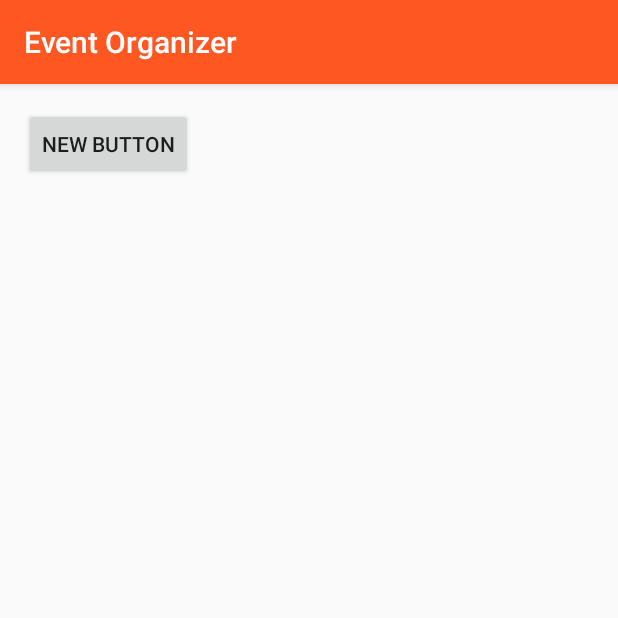
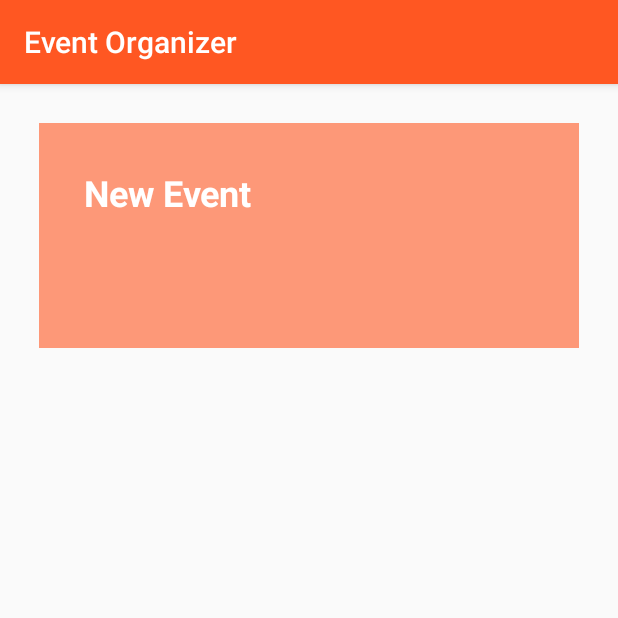
Before and after one commit to severinrudie/event-organizer, an Android app: the screen it shows after launch (EventsActivity), on a phone screen of 412 x 824 dp, the top half of it. Run offline under Robolectric (Android 15) with nearby library versions, the phone set to English and light mode, and no system bars.

Commit message:
committing buggy code to branch 'incomplete' while it is checked

```diff
--- a/EventOrganizer/app/src/main/java/com/rudie/severin/eventorganizer/EventsActivity.java
+++ b/EventOrganizer/app/src/main/java/com/rudie/severin/eventorganizer/EventsActivity.java
@@ -2,43 +2,65 @@ package com.rudie.severin.eventorganizer;
 
 import android.support.v7.app.AppCompatActivity;
 import android.os.Bundle;
+import android.util.Log;
 import android.view.View;
 import android.widget.ListView;
 
 import com.rudie.severin.eventorganizer.CardClasses.EmptyEventCard;
 import com.rudie.severin.eventorganizer.CardClasses.EventCard;
 import com.rudie.severin.eventorganizer.CardClasses.SuperCard;
+import com.rudie.severin.eventorganizer.UtilityClasses.CardHolder;
 import com.rudie.severin.eventorganizer.UtilityClasses.EventsAdapter;
+import com.rudie.severin.eventorganizer.UtilityClasses.SimpleLogger;
 
+import java.lang.reflect.Array;
 import java.util.ArrayList;
+import java.util.logging.Logger;
 
 public class EventsActivity extends AppCompatActivity {
 
-    ArrayList<SuperCard> mEventHolder;
+//    ArrayList<SuperCard> mEventHolder;
     ListView mEventListView;
     EventsAdapter adapter;
+    String[] testArray;
+    int testIterater;
+    SimpleLogger loggy;
+    CardHolder cardHolder;
 
     @Override
     protected void onCreate(Bundle savedInstanceState) {
         super.onCreate(savedInstanceState);
         setContentView(R.layout.activity_events);
 
-        mEventHolder = new ArrayList<SuperCard>();
+        cardHolder = new CardHolder();
         mEventListView = (ListView) findViewById(R.id.eventsListView);
 
-        adapter = new EventsAdapter(this, mEventHolder);
+        adapter = new EventsAdapter(this, cardHolder);
         mEventListView.setAdapter(adapter);
+        loggy = new SimpleLogger(this);
+        cardHolder.passEventsAdapter(adapter);
+
+        testArray = new String[] {"first", "second", "third", "fourth", "fifth", "sixth", "seventh",
+                "eighth", "ninth", "tenth", "eleventh", "12th", "thirteenth"};
+        testIterater = 0;
 
     }
 
-    public void tempTest(View view) {
-
-        mEventHolder.add(new EventCard("Hey", "this", "worked!"));
-        mEventHolder.add(new EventCard("Holy", "shit", "cool!"));
-        mEventHolder.add(new EmptyEventCard());
-
-        adapter.notifyDataSetChanged();
-
-    }
+//    public void tempTest(View view) {
+//
+//        String[] holder = new String[3];
+//
+//        for (int i = 0; i < 3; i++) {
+//            if (testIterater < testArray.length) {
+//                holder[i] = testArray[testIterater];
+//                testIterater++;
+//            } else {
+//                testIterater = 0;
+//            }
+//        }
+//
+//        cardHolder.addEventCard(new EventCard(holder[0], holder[1], holder[2]));
+//
+//    }
 
 }
--- /dev/null
+++ b/EventOrganizer/app/src/main/java/com/rudie/severin/eventorganizer/UtilityClasses/CardHolder.java
@@ -0,0 +1,40 @@
+package com.rudie.severin.eventorganizer.UtilityClasses;
+
+import com.rudie.severin.eventorganizer.CardClasses.EmptyEventCard;
+import com.rudie.severin.eventorganizer.CardClasses.EventCard;
+import com.rudie.severin.eventorganizer.CardClasses.SuperCard;
+
+import java.util.ArrayList;
+
+/**
+ * Created by erikrudie on 7/10/16.
+ */
+public class CardHolder {
+
+    ArrayList<SuperCard> mEventHolder;
+    EventsAdapter mEventsAdapter;
+
+    public CardHolder() {
+        mEventHolder = new ArrayList<>();
+        mEventHolder.add(new EmptyEventCard());
+
+    }
+
+    public void passEventsAdapter(EventsAdapter eventsAdapter) {
+        mEventsAdapter = eventsAdapter;
+    }
+
+    public ArrayList<SuperCard> getEventHolder() {
+        return mEventHolder;
+    }
+
+    public void addEventCard(EventCard newCard) {
+
+        mEventHolder.remove(mEventHolder.size() - 1);
+
+        mEventHolder.add(newCard);
+        mEventHolder.add(new EmptyEventCard());
+
+        mEventsAdapter.notifyDataSetChanged();
+    }
+}
--- a/EventOrganizer/app/src/main/java/com/rudie/severin/eventorganizer/UtilityClasses/EventsAdapter.java
+++ b/EventOrganizer/app/src/main/java/com/rudie/severin/eventorganizer/UtilityClasses/EventsAdapter.java
@@ -14,6 +14,7 @@ import android.widget.TextView;
 import com.rudie.severin.eventorganizer.CardClasses.EmptyEventCard;
 import com.rudie.severin.eventorganizer.CardClasses.EventCard;
 import com.rudie.severin.eventorganizer.CardClasses.SuperCard;
+import com.rudie.severin.eventorganizer.EventsActivity;
 import com.rudie.severin.eventorganizer.R;
 
 import java.util.ArrayList;
@@ -28,11 +29,13 @@ public class EventsAdapter extends BaseAdapter {
     Context mContext;
     ArrayList<SuperCard> mEventCards;
     SimpleLogger logger;
+    CardHolder cardHolder;
 
-    public EventsAdapter(Context mContext, ArrayList<SuperCard> mEventCards) {
+    public EventsAdapter(Context mContext, CardHolder holder) {
         this.mContext = mContext;
-        this.mEventCards = mEventCards;
+        this.mEventCards = holder.getEventHolder();
         logger = new SimpleLogger("EventsAdapter");
+        cardHolder = holder;
     }
 
     @Override
@@ -59,26 +62,23 @@ public class EventsAdapter extends BaseAdapter {
         logger.error(type);
         logger.error("EventCards.size() == " + mEventCards.size());
         if (type == null) {
-            logger.debug("Position == " + position);
+            logger.debug("Type == null. Position == " + position);
         }
 
         if (child == null) {
             LayoutInflater inflater = (LayoutInflater) mContext
                     .getSystemService(Context.LAYOUT_INFLATER_SERVICE);
 
-            if (type.equals(PH.PARAM_EVENT_CARD)) {
                 v = inflater.inflate(R.layout.event_list_item, null);
-            } else if (type.equals(PH.PARAM_EMPTY_EVENT_CARD)) {
-                v = inflater.inflate(R.layout.empty_event_list_item, null);
-            }
 
-            viewHolder = new CompleteListViewHolder(v, type);
+            viewHolder = new CompleteListViewHolder(v);
             v.setTag(viewHolder);
         } else {
             viewHolder = (CompleteListViewHolder) v.getTag();
         }
 
         populateView(viewHolder, position, type);
+        setListener(v, type);
 
 
         /*
@@ -97,15 +97,11 @@ public class EventsAdapter extends BaseAdapter {
         public TextView subtext2;
         public LinearLayout linearLayout;
 
-        public CompleteListViewHolder(View base, String type) {
-//            if (type.equals(PH.PARAM_EVENT_CARD)) {
+        public CompleteListViewHolder(View base) {
                 header = (TextView) base.findViewById(R.id.PARAM_ID_EVENT_HEADER);
                 subtext1 = (TextView) base.findViewById(R.id.PARAM_ID_EVENT_SUBTEXT1);
                 subtext2 = (TextView) base.findViewById(R.id.PARAM_ID_EVENT_SUBTEXT2);
                 linearLayout = (LinearLayout) base.findViewById(R.id.PARAM_ID_EVENT_OVERALL);
-//            } else if (type.equals(PH.PARAM_EMPTY_EVENT_CARD)){
-//                header = (TextView) base.findViewById(R.id.PARAM_ID_EVENT_HEADER);
-//            }
         }
 
     }
@@ -135,6 +131,22 @@ public class EventsAdapter extends BaseAdapter {
         }
     }
 
+    private void setListener(View view, String type) {
+
+        if (type.equals(PH.PARAM_EVENT_CARD)) {
+            // TODO: put stuff here
+            view.setOnClickListener(null);
+        } else if (type.equals(PH.PARAM_EMPTY_EVENT_CARD)) {
+            view.setOnClickListener(new View.OnClickListener() {
+                @Override
+                public void onClick(View view) {
+                    cardHolder.addEventCard(new EventCard("Click here to add details", "", ""));
+                }
+            });
+        }
+
+    }
+
 
 
 
--- a/EventOrganizer/app/src/main/java/com/rudie/severin/eventorganizer/UtilityClasses/SimpleLogger.java
+++ b/EventOrganizer/app/src/main/java/com/rudie/severin/eventorganizer/UtilityClasses/SimpleLogger.java
@@ -25,4 +25,6 @@ public class SimpleLogger {
     public void error(String message){
         Log.e(parentName,message);
     }
+
+    public void i(String message) { Log.i(parentName, message);}
 }
--- a/EventOrganizer/app/src/main/res/layout/activity_events.xml
+++ b/EventOrganizer/app/src/main/res/layout/activity_events.xml
@@ -9,13 +9,6 @@
     android:paddingTop="@dimen/activity_vertical_margin"
     tools:mContext="com.rudie.severin.eventorganizer.EventsActivity">
 
-    <Button
-        android:layout_width="wrap_content"
-        android:layout_height="wrap_content"
-        android:text="New Button"
-        android:id="@+id/button"
-        android:onClick="tempTest"/>
-
     <ListView
         android:layout_width="wrap_content"
         android:layout_height="wrap_content"
--- a/EventOrganizer/app/src/main/res/values/colors.xml
+++ b/EventOrganizer/app/src/main/res/values/colors.xml
@@ -9,4 +9,5 @@
     <color name="secondaryText">#727272</color>
     <color name="frameGreyed">#44ffffff</color>
     <color name="invisible">#00ffffff</color>
+    <color name="background">#ffffff</color>
 </resources>
```
Also changed, not shown: EventOrganizer/app/src/main/java/com/rudie/severin/eventorganizer/UtilityClasses/DetailsAdapter.java (deleted, +0 -89 lines).
